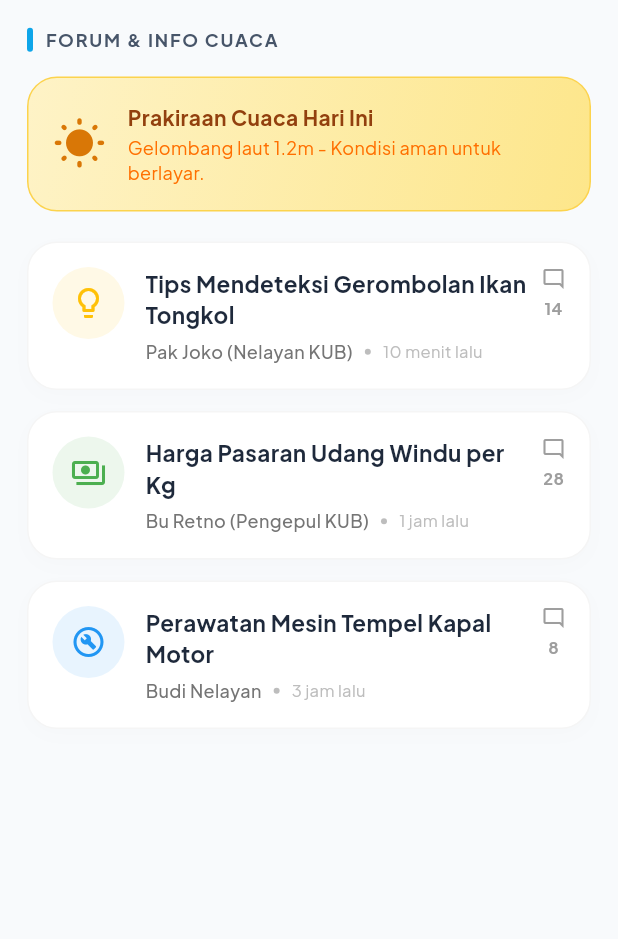
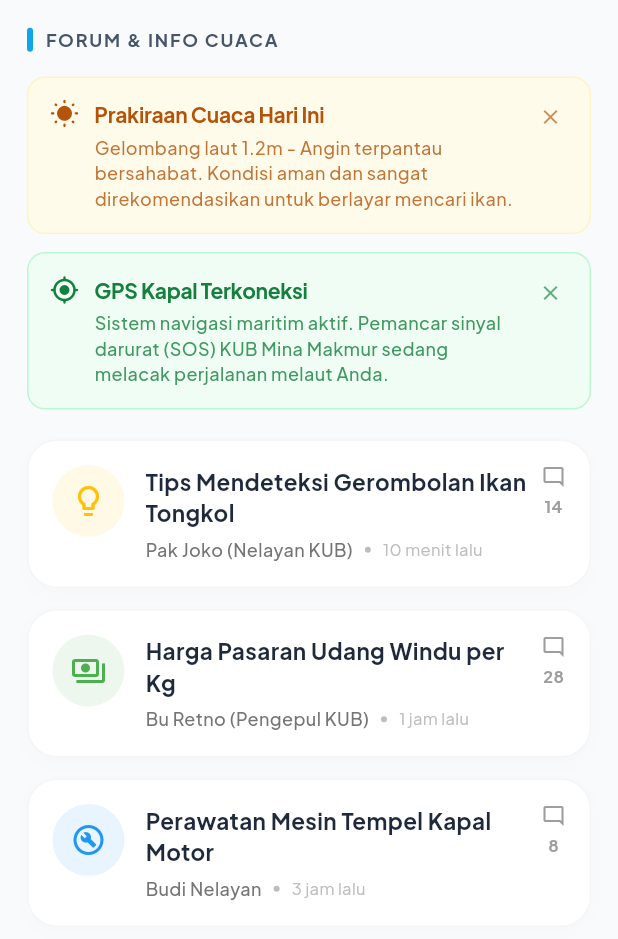
Before and after one commit to Folixe/Tubes-ABP-Dani, a Flutter app: the ChatTab widget shown alone on an empty page, opened directly, on a phone screen of 412 x 824 dp. Shown: the top 939 px of the screen. Run offline on Flutter 3.47's test engine with Material 3 defaults, Android fonts, the phone set to English and light mode, and no system bars; our stand-ins replace google_fonts; network calls fail.

Commit message:
implementasi premium custom alert banner cuaca dan gps

```diff
--- a/lib/views/home/chat_tab.dart
+++ b/lib/views/home/chat_tab.dart
@@ -1,4 +1,5 @@
 import 'package:flutter/material.dart';
+import '../../widgets/custom_alert.dart';
 
 class ChatTab extends StatelessWidget {
   const ChatTab({super.key});
@@ -28,40 +29,25 @@ class ChatTab extends StatelessWidget {
         ),
         const SizedBox(height: 16),
 
-        // Weather Alert Banner (Premium visual card)
-        Container(
-          padding: const EdgeInsets.all(16),
-          decoration: BoxDecoration(
-            gradient: const LinearGradient(
-              colors: [Color(0xFFFEF3C7), Color(0xFFFDE68A)],
-              begin: Alignment.topLeft,
-              end: Alignment.bottomRight,
-            ),
-            borderRadius: BorderRadius.circular(20),
-            border: Border.all(color: const Color(0xFFFCD34D)),
-          ),
-          child: Row(
-            children: [
-              const Icon(Icons.wb_sunny_rounded, color: Color(0xFFD97706), size: 36),
-              const SizedBox(width: 14),
-              Expanded(
-                child: Column(
-                  crossAxisAlignment: CrossAxisAlignment.start,
-                  children: [
-                    const Text(
-                      'Prakiraan Cuaca Hari Ini',
-                      style: TextStyle(fontWeight: FontWeight.bold, color: Color(0xFF92400E), fontSize: 14),
-                    ),
-                    const SizedBox(height: 2),
-                    Text(
-                      'Gelombang laut 1.2m - Kondisi aman untuk berlayar.',
-                      style: TextStyle(color: Colors.amber.shade900, fontSize: 12),
-                    ),
-                  ],
-                ),
-              )
-            ],
-          ),
+        // Custom Alert 1: Prakiraan Cuaca (Warning Light)
+        const CustomAlert(
+          variant: AlertVariant.warning,
+          appearance: AlertAppearance.light,
+          close: true,
+          icon: Icon(Icons.wb_sunny_rounded),
+          title: 'Prakiraan Cuaca Hari Ini',
+          description: 'Gelombang laut 1.2m - Angin terpantau bersahabat. Kondisi aman dan sangat direkomendasikan untuk berlayar mencari ikan.',
+        ),
+        const SizedBox(height: 12),
+
+        // Custom Alert 2: GPS Telemetry (Success Light)
+        const CustomAlert(
+          variant: AlertVariant.success,
+          appearance: AlertAppearance.light,
+          close: true,
+          icon: Icon(Icons.gps_fixed_rounded),
+          title: 'GPS Kapal Terkoneksi',
+          description: 'Sistem navigasi maritim aktif. Pemancar sinyal darurat (SOS) KUB Mina Makmur sedang melacak perjalanan melaut Anda.',
         ),
         const SizedBox(height: 20),
 
--- /dev/null
+++ b/lib/widgets/custom_alert.dart
@@ -0,0 +1,350 @@
+import 'package:flutter/material.dart';
+import 'package:google_fonts/google_fonts.dart';
+
+enum AlertVariant {
+  primary,
+  secondary,
+  destructive,
+  success,
+  info,
+  warning,
+  mono,
+}
+
+enum AlertAppearance {
+  solid,
+  outline,
+  light,
+}
+
+enum AlertSize {
+  sm,
+  md,
+  lg,
+}
+
+/// A premium, highly customizable Alert Banner Widget in Flutter
+/// inspired directly by shadcn/Radix alert structure.
+class CustomAlert extends StatefulWidget {
+  final AlertVariant variant;
+  final AlertAppearance appearance;
+  final AlertSize size;
+  final bool close;
+  final VoidCallback? onClose;
+  final Widget? icon;
+  final String? title;
+  final String? description;
+  final Widget? toolbar;
+  final Widget? child;
+
+  const CustomAlert({
+    Key? key,
+    this.variant = AlertVariant.secondary,
+    this.appearance = AlertAppearance.solid,
+    this.size = AlertSize.md,
+    this.close = false,
+    this.onClose,
+    this.icon,
+    this.title,
+    this.description,
+    this.toolbar,
+    this.child,
+  }) : super(key: key);
+
+  @override
+  State<CustomAlert> createState() => _CustomAlertState();
+}
+
+class _CustomAlertState extends State<CustomAlert> {
+  bool _isVisible = true;
+
+  @override
+  Widget build(BuildContext context) {
+    if (!_isVisible) return const SizedBox.shrink();
+
+    // 1. Fetch style colors based on variant & appearance
+    final colors = _getAlertColors();
+    final Color bgColor = colors['bg']!;
+    final Color textColor = colors['text']!;
+    final Color borderColors = colors['border']!;
+    final Color iconColor = colors['icon']!;
+
+    // 2. Fetch size values
+    final double padding = _getPadding();
+    final double titleSize = _getTitleSize();
+    final double descSize = _getDescSize();
+    final double gap = widget.size == AlertSize.sm ? 8.0 : (widget.size == AlertSize.md ? 10.0 : 12.0);
+
+    return Container(
+      width: double.infinity,
+      padding: EdgeInsets.all(padding),
+      decoration: BoxDecoration(
+        color: bgColor,
+        borderRadius: BorderRadius.circular(widget.size == AlertSize.sm ? 8 : 12),
+        border: Border.all(
+          color: widget.appearance == AlertAppearance.outline || widget.appearance == AlertAppearance.light
+              ? borderColors
+              : Colors.transparent,
+          width: 1,
+        ),
+        boxShadow: widget.appearance == AlertAppearance.solid
+            ? [
+                BoxShadow(
+                  color: Colors.black.withOpacity(0.04),
+                  blurRadius: 6,
+                  offset: const Offset(0, 3),
+                )
+              ]
+            : [],
+      ),
+      child: Row(
+        crossAxisAlignment: CrossAxisAlignment.start,
+        children: [
+          // Alert Icon
+          if (widget.icon != null) ...[
+            IconTheme(
+              data: IconThemeData(
+                color: iconColor,
+                size: widget.size == AlertSize.sm ? 16 : (widget.size == AlertSize.md ? 20 : 24),
+              ),
+              child: widget.icon!,
+            ),
+            SizedBox(width: gap),
+          ],
+
+          // Content Area
+          Expanded(
+            child: Column(
+              crossAxisAlignment: CrossAxisAlignment.start,
+              mainAxisSize: MainAxisSize.min,
+              children: [
+                if (widget.title != null)
+                  Text(
+                    widget.title!,
+                    style: GoogleFonts.plusJakartaSans(
+                      color: textColor,
+                      fontSize: titleSize,
+                      fontWeight: FontWeight.bold,
+                      letterSpacing: -0.2,
+                    ),
+                  ),
+                if (widget.description != null) ...[
+                  const SizedBox(height: 4),
+                  Text(
+                    widget.description!,
+                    style: GoogleFonts.plusJakartaSans(
+                      color: textColor.withOpacity(widget.appearance == AlertAppearance.solid ? 0.9 : 0.8),
+                      fontSize: descSize,
+                      fontWeight: FontWeight.w500,
+                      height: 1.4,
+                    ),
+                  ),
+                ],
+                if (widget.child != null) ...[
+                  const SizedBox(height: 8),
+                  widget.child!,
+                ],
+                if (widget.toolbar != null) ...[
+                  const SizedBox(height: 8),
+                  widget.toolbar!,
+                ],
+              ],
+            ),
+          ),
+
+          // Close button
+          if (widget.close) ...[
+            SizedBox(width: gap),
+            GestureDetector(
+              onTap: () {
+                setState(() {
+                  _isVisible = false;
+                });
+                if (widget.onClose != null) widget.onClose!();
+              },
+              child: Container(
+                padding: const EdgeInsets.all(4),
+                decoration: BoxDecoration(
+                  color: Colors.transparent,
+                  borderRadius: BorderRadius.circular(4),
+                ),
+                child: Icon(
+                  Icons.close,
+                  size: widget.size == AlertSize.sm ? 14 : 16,
+                  color: textColor.withOpacity(0.65),
+                ),
+              ),
+            ),
+          ],
+        ],
+      ),
+    );
+  }
+
+  double _getPadding() {
+    switch (widget.size) {
+      case AlertSize.sm:
+        return 10.0;
+      case AlertSize.lg:
+        return 16.0;
+      case AlertSize.md:
+      default:
+        return 14.0;
+    }
+  }
+
+  double _getTitleSize() {
+    switch (widget.size) {
+      case AlertSize.sm:
+        return 12.5;
+      case AlertSize.lg:
+        return 15.5;
+      case AlertSize.md:
+      default:
+        return 14.0;
+    }
+  }
+
+  double _getDescSize() {
+    switch (widget.size) {
+      case AlertSize.sm:
+        return 11.0;
+      case AlertSize.lg:
+        return 13.0;
+      case AlertSize.md:
+      default:
+        return 12.0;
+    }
+  }
+
+  Map<String, Color> _getAlertColors() {
+    Color bg = Colors.grey;
+    Color text = Colors.black;
+    Color border = Colors.grey;
+    Color icon = Colors.black;
+
+    switch (widget.appearance) {
+      case AlertAppearance.solid:
+        switch (widget.variant) {
+          case AlertVariant.primary:
+            bg = const Color(0xFF0284C7);
+            text = Colors.white;
+            icon = Colors.white;
+            break;
+          case AlertVariant.success:
+            bg = const Color(0xFF16A34A);
+            text = Colors.white;
+            icon = Colors.white;
+            break;
+          case AlertVariant.warning:
+            bg = const Color(0xFFD97706);
+            text = Colors.white;
+            icon = Colors.white;
+            break;
+          case AlertVariant.destructive:
+            bg = const Color(0xFFDC2626);
+            text = Colors.white;
+            icon = Colors.white;
+            break;
+          case AlertVariant.info:
+            bg = const Color(0xFF7C3AED);
+            text = Colors.white;
+            icon = Colors.white;
+            break;
+          case AlertVariant.mono:
+            bg = const Color(0xFF0F172A);
+            text = Colors.white;
+            icon = Colors.white;
+            break;
+          case AlertVariant.secondary:
+          default:
+            bg = const Color(0xFF64748B);
+            text = Colors.white;
+            icon = Colors.white;
+            break;
+        }
+        border = bg;
+        break;
+
+      case AlertAppearance.light:
+        switch (widget.variant) {
+          case AlertVariant.primary:
+            bg = const Color(0xFFF0F9FF);
+            border = const Color(0xFFBAE6FD);
+            text = const Color(0xFF0369A1);
+            break;
+          case AlertVariant.success:
+            bg = const Color(0xFFF0FDF4);
+            border = const Color(0xFFBBF7D0);
+            text = const Color(0xFF15803D);
+            break;
+          case AlertVariant.warning:
+            bg = const Color(0xFFFFFBEB);
+            border = const Color(0xFFFEF3C7);
+            text = const Color(0xFFB45309);
+            break;
+          case AlertVariant.destructive:
+            bg = const Color(0xFFFEF2F2);
+            border = const Color(0xFFFEE2E2);
+            text = const Color(0xFFB91C1C);
+            break;
+          case AlertVariant.info:
+            bg = const Color(0xFFF5F3FF);
+            border = const Color(0xFFDDD6FE);
+            text = const Color(0xFF6D28D9);
+            break;
+          case AlertVariant.mono:
+            bg = const Color(0xFFF8FAFC);
+            border = const Color(0xFFE2E8F0);
+            text = const Color(0xFF0F172A);
+            break;
+          case AlertVariant.secondary:
+          default:
+            bg = const Color(0xFFF8FAFC);
+            border = const Color(0xFFE2E8F0);
+            text = const Color(0xFF475569);
+            break;
+        }
+        icon = text;
+        break;
+
+      case AlertAppearance.outline:
+        bg = Colors.white;
+        switch (widget.variant) {
+          case AlertVariant.primary:
+            border = const Color(0xFF0284C7);
+            text = const Color(0xFF0284C7);
+            break;
+          case AlertVariant.success:
+            border = const Color(0xFF16A34A);
+            text = const Color(0xFF16A34A);
+            break;
+          case AlertVariant.warning:
+            border = const Color(0xFFD97706);
+            text = const Color(0xFFD97706);
+            break;
+          case AlertVariant.destructive:
+            border = const Color(0xFFDC2626);
+            text = const Color(0xFFDC2626);
+            break;
+          case AlertVariant.info:
+            border = const Color(0xFF7C3AED);
+            text = const Color(0xFF7C3AED);
+            break;
+          case AlertVariant.mono:
+            border = const Color(0xFF0F172A);
+            text = const Color(0xFF0F172A);
+            break;
+          case AlertVariant.secondary:
+          default:
+            border = const Color(0xFF64748B);
+            text = const Color(0xFF64748B);
+            break;
+        }
+        icon = text;
+        break;
+    }
+
+    return {'bg': bg, 'text': text, 'border': border, 'icon': icon};
+  }
+}
```
